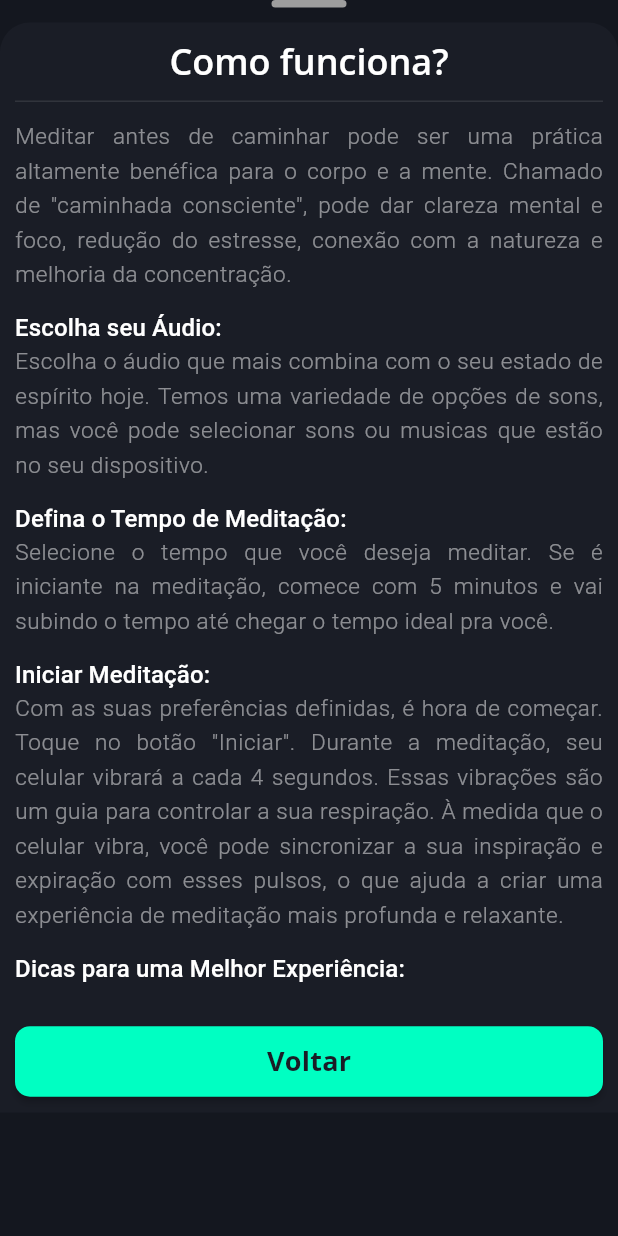
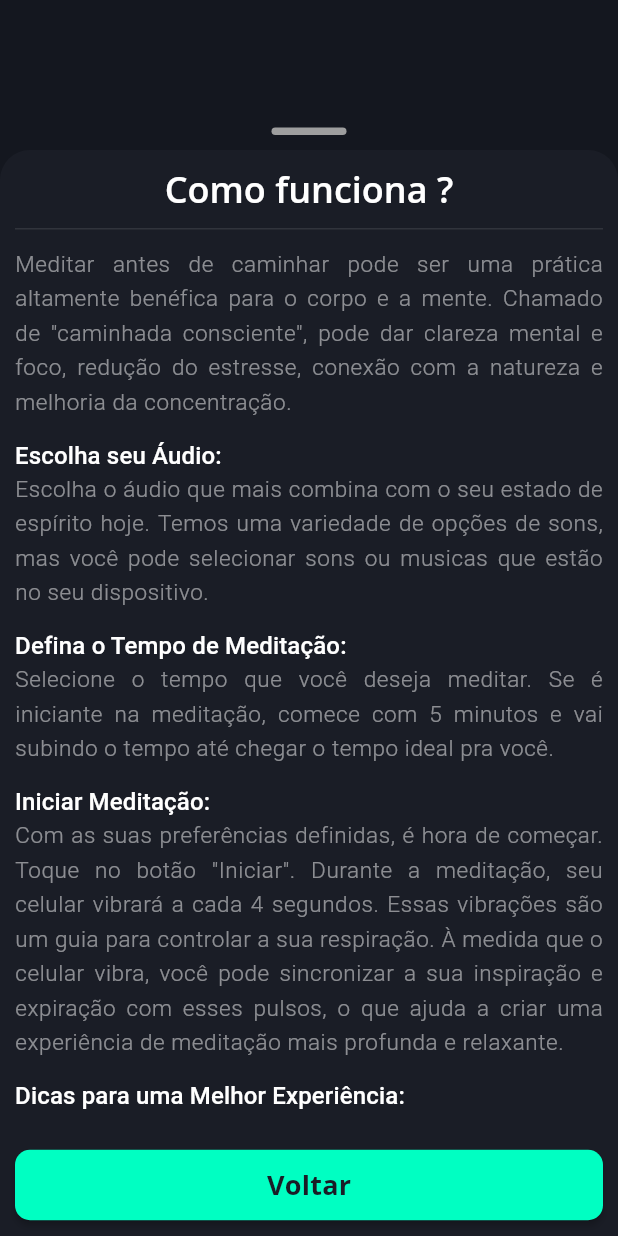
Before and after one commit to hisnaider/Bora-Caminhar, a Flutter app: the HowMeditationWorksModal widget shown alone on an empty page, opened directly, on a phone screen of 412 x 824 dp. Run offline on Flutter 3.47's test engine with Material 3 defaults, Android fonts, the phone set to English and light mode, and no system bars; our stand-ins replace flutter_svg; missing offline and left inert: dart:ffi.

```diff
--- a/lib/components/modal_container.dart
+++ b/lib/components/modal_container.dart
@@ -1,12 +1,14 @@
 import 'package:flutter/material.dart';
 
 class ModalContainer extends StatelessWidget {
-  const ModalContainer({super.key, required this.child, required this.title});
-  final Widget child;
+  const ModalContainer(
+      {super.key, required this.children, required this.title});
+  final List<Widget> children;
   final String title;
 
   @override
   Widget build(BuildContext context) {
+    double screenHeight = MediaQuery.of(context).size.height;
     return Column(
       crossAxisAlignment: CrossAxisAlignment.center,
       mainAxisAlignment: MainAxisAlignment.end,
@@ -20,15 +22,15 @@ class ModalContainer extends StatelessWidget {
           ),
         ),
         const SizedBox(height: 10),
-        Expanded(
-          child: Container(
+        Container(
+          constraints: BoxConstraints(maxHeight: screenHeight - 100),
           padding: const EdgeInsets.all(10),
           decoration: BoxDecoration(
-              borderRadius:
-                  const BorderRadius.vertical(top: Radius.circular(20)),
+            borderRadius: const BorderRadius.vertical(top: Radius.circular(20)),
             color: Theme.of(context).colorScheme.background,
           ),
           child: Column(
+            mainAxisSize: MainAxisSize.min,
             children: [
               Text(
                 title,
@@ -40,9 +42,8 @@ class ModalContainer extends StatelessWidget {
                 height: 25,
                 thickness: 1,
               ),
-                child,
+              ...children,
             ],
-            ),
           ),
         )
       ],
--- a/lib/constants/meditation_constants.dart
+++ b/lib/constants/meditation_constants.dart
@@ -4,7 +4,7 @@ class MeditationConstants {
     "en-us": "Meditate",
   };
   static const selectAudio = {
-    "pt-br": "Selecionar audio",
+    "pt-br": "Selecionar áudio",
     "en-us": "Select audio",
   };
   static const time = {
@@ -75,4 +75,8 @@ class MeditationConstants {
       }
     ]
   };
+  static const searchAudioOnDevice = {
+    "pt-br": "Procurar arquivo de áudio no seu dispositivo",
+    "en-us": "Search for audio file on your device",
+  };
 }
--- a/lib/screens/modals/how_meditation_works_modal.dart
+++ b/lib/screens/modals/how_meditation_works_modal.dart
@@ -10,13 +10,8 @@ class HowMeditationWorksModal extends StatelessWidget {
   Widget build(BuildContext context) {
     String language = "pt-br";
 
-    return FractionallySizedBox(
-      heightFactor: 0.9,
-      child: ModalContainer(
-        title: "Como funciona?",
-        child: Flexible(
-          child: Column(
-            mainAxisAlignment: MainAxisAlignment.start,
+    return ModalContainer(
+      title: MeditationConstants.howItWorksTitle[language]!,
       children: [
         Expanded(
           child: ListView.builder(
@@ -43,8 +38,7 @@ class HowMeditationWorksModal extends StatelessWidget {
                           if (text["textList"] == null)
                             Text(
                               text["text"],
-                                    style:
-                                        Theme.of(context).textTheme.bodySmall,
+                              style: Theme.of(context).textTheme.bodySmall,
                               textAlign: TextAlign.justify,
                             )
                           else
@@ -53,8 +47,7 @@ class HowMeditationWorksModal extends StatelessWidget {
                               shrinkWrap: true,
                               itemBuilder: (context, subIndex) {
                                 return Row(
-                                        crossAxisAlignment:
-                                            CrossAxisAlignment.start,
+                                  crossAxisAlignment: CrossAxisAlignment.start,
                                   children: [
                                     const Padding(
                                       padding: EdgeInsets.all(10),
@@ -97,9 +90,6 @@ class HowMeditationWorksModal extends StatelessWidget {
           },
         )
       ],
-          ),
-        ),
-      ),
     );
   }
 }
```
Also changed, not shown: lib/screens/meditation.dart (+16 -4 lines), lib/screens/modals/audio_selection_modal.dart (+72 -1 lines), lib/screens/modals/person_info_modal.dart (+3 -33 lines), lib/screens/modals/weight_modal.dart (+7 -38 lines). Lines whose indentation alone changed are shown as unchanged.
